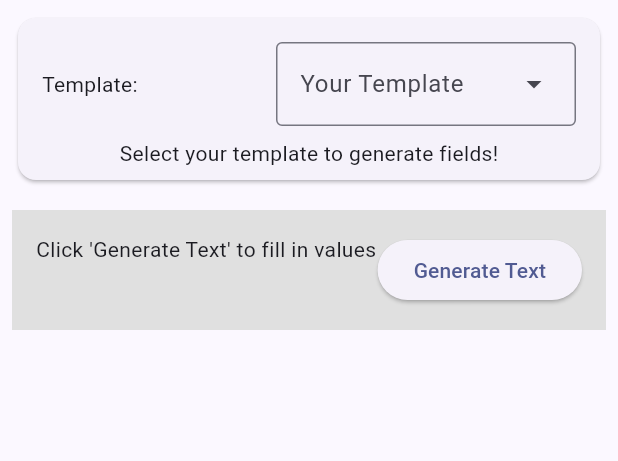
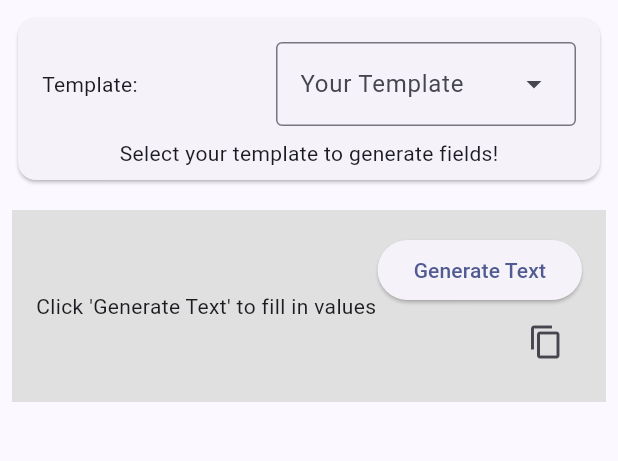
Before and after one commit to IzetopeDev/Message-Templator, a Flutter app: the screen it shows after launch, on a phone screen of 412 x 824 dp, the part 84-545 px from its top. Run offline on Flutter 3.47's test engine with Material 3 defaults, Android fonts, the phone set to English and light mode, and no system bars.

Commit message:
feat: copy result text

```diff
--- /dev/null
+++ b/templator/lib/models/single_instance/result_text_section.dart
@@ -0,0 +1,129 @@
+
+import 'dart:developer';
+
+import 'package:flutter/material.dart';
+import 'package:flutter/services.dart';
+import 'package:templator/classes/field.dart';
+
+import '../../classes/template.dart';
+
+class ResultText extends StatefulWidget {
+  final Template template;
+
+  const ResultText({super.key, required this.template});
+
+  @override
+  State<ResultText> createState() => _ResultTextState();
+}
+
+class _ResultTextState extends State<ResultText> {
+  String _generatedText = "";
+
+  String _fillTemplate(Template template) {
+    String result = template.templateText;
+
+    log(
+      "applying field values to template (${template.name})",
+      name: "INFO",
+      level: 800
+    );
+
+    for (var field in template.fields) {
+      log(
+        "reading Field: ${field.keyword}, value: ${field.value}",
+        name: "DEBUG (-v)",
+        level: 300
+      );
+
+      if (field.value == null) {
+        throw ArgumentError.notNull("Field: ${field.keyword}");
+      }
+
+      switch (field) {
+        case LabelledTextField f:
+          result = result.replaceAll('{{${f.keyword}}}', f.value!);
+          break;
+
+        case SelectionField f:
+          String joinedNames = f.value!.join("\n");
+          result = result.replaceAll('{{${field.keyword}}}', joinedNames);
+          break;
+      }
+    }
+
+    log("applied values to template, result:\n $result", name: "INFO", level: 800);
+    return result;
+  }
+
+  void _generateText() {
+    String templateResult;
+
+    log("user pressed generate text", name: "INFO", level: 800);
+
+    try {
+      templateResult = _fillTemplate(widget.template);
+    } catch (e) {
+      log("null value in fields!:", level: 900, error: e, name: "WARN");
+      templateResult = "please submit your fields.";
+    }
+
+    setState(() {
+      _generatedText = templateResult;
+    });
+  }
+
+  @override
+  Widget build(BuildContext context) {
+    return Padding(
+      padding: const EdgeInsets.all(8.0),
+      child: Container(
+        width: double.infinity,
+        color: Colors.grey[300],
+        padding: const EdgeInsets.all(8.0),
+        child: Padding(
+          padding: const EdgeInsets.all(8.0),
+          child: Row(
+            mainAxisAlignment: MainAxisAlignment.end,
+            crossAxisAlignment: CrossAxisAlignment.center,
+            children: [
+              Expanded(
+                child: Text(
+                  _generatedText.isEmpty
+                      ? "Click 'Generate Text' to fill in values"
+                      : _generatedText,
+                ),
+              ),
+              Column(
+                crossAxisAlignment: CrossAxisAlignment.end,
+                children: [
+                  ElevatedButton(
+                    onPressed: _generateText,
+                    child: Text("Generate Text"),
+                  ),
+                  IconButton(
+                    icon: Icon(Icons.copy),
+                    onPressed: () async {
+                      log(
+                        "User pressed Copy Text!",
+                        name: "INFO",
+                        level: 800
+                      );
+
+                      await Clipboard.setData(ClipboardData(text: _generatedText));
+
+                      if (!context.mounted) return;
+
+                      ScaffoldMessenger.of(context).showSnackBar(
+                        const SnackBar(content: Text("Copied to Clipboard!"))
+                      );
+                    },
+                  ),
+                ],
+              )
+            ],
+          ),
+        ),
+      ),
+    );
+  }
+}
--- a/templator/lib/pages/apply_template_page.dart
+++ b/templator/lib/pages/apply_template_page.dart
@@ -1,8 +1,8 @@
-import 'dart:developer';
 import 'package:flutter/material.dart';
 import 'package:templator/classes/field.dart';
 import 'package:templator/classes/template.dart';
-import 'package:templator/models/text_template_card.dart';
+import 'package:templator/models/single_instance/result_text_section.dart';
+import 'package:templator/models/single_instance/text_template_card.dart';
 
 class ApplyTemplatePage extends StatefulWidget {
   const ApplyTemplatePage({super.key, required this.title});
@@ -62,101 +62,3 @@ Rank/Name:
     );
   }
 }
-
-class ResultText extends StatefulWidget {
-  final Template template;
-
-  const ResultText({super.key, required this.template});
-
-  @override
-  State<ResultText> createState() => _ResultTextState();
-}
-
-class _ResultTextState extends State<ResultText> {
-  String _generatedText = "";
-
-  String _fillTemplate(Template template) {
-    String result = template.templateText;
-
-    log(
-      "applying field values to template (${template.name})",
-      name: "INFO",
-      level: 800
-    );
-
-    for (var field in template.fields) {
-      log(
-        "reading Field: ${field.keyword}, value: ${field.value}",
-        name: "DEBUG (-v)",
-        level: 300
-      );
-
-      if (field.value == null) {
-        throw ArgumentError.notNull("Field: ${field.keyword}");
-      }
-
-      switch (field) {
-        case LabelledTextField f:
-          result = result.replaceAll('{{${f.keyword}}}', f.value!);
-          break;
-
-        case SelectionField f:
-          String joinedNames = f.value!.join("\n");
-          result = result.replaceAll('{{${field.keyword}}}', joinedNames);
-          break;
-      }
-    }
-
-    log("applied values to template, result:\n $result", name: "INFO", level: 800);
-    return result;
-  }
-
-  void _generateText() {
-    String templateResult;
-
-    log("user pressed generate text", name: "INFO", level: 800);
-
-    try {
-      templateResult = _fillTemplate(widget.template);
-    } catch (e) {
-      log("null value in fields!:", level: 900, error: e, name: "WARN");
-      templateResult = "please submit your fields.";
-    }
-
-    setState(() {
-      _generatedText = templateResult;
-    });
-  }
-
-  @override
-  Widget build(BuildContext context) {
-    return Padding(
-      padding: const EdgeInsets.all(8.0),
-      child: Container(
-        width: double.infinity,
-        color: Colors.grey[300],
-        padding: const EdgeInsets.all(8.0),
-        child: Padding(
-          padding: const EdgeInsets.all(8.0),
-          child: Row(
-            mainAxisAlignment: MainAxisAlignment.end,
-            crossAxisAlignment: CrossAxisAlignment.start,
-            children: [
-              Expanded(
-                child: Text(
-                  _generatedText.isEmpty
-                      ? "Click 'Generate Text' to fill in values"
-                      : _generatedText,
-                ),
-              ),
-              ElevatedButton(
-                onPressed: _generateText,
-                child: Text("Generate Text"),
-              ),
-            ],
-          ),
-        ),
-      ),
-    );
-  }
-}
```
Also changed, not shown: templator/lib/models/single_instance/text_template_card.dart (renamed from templator/lib/models/text_template_card.dart).
